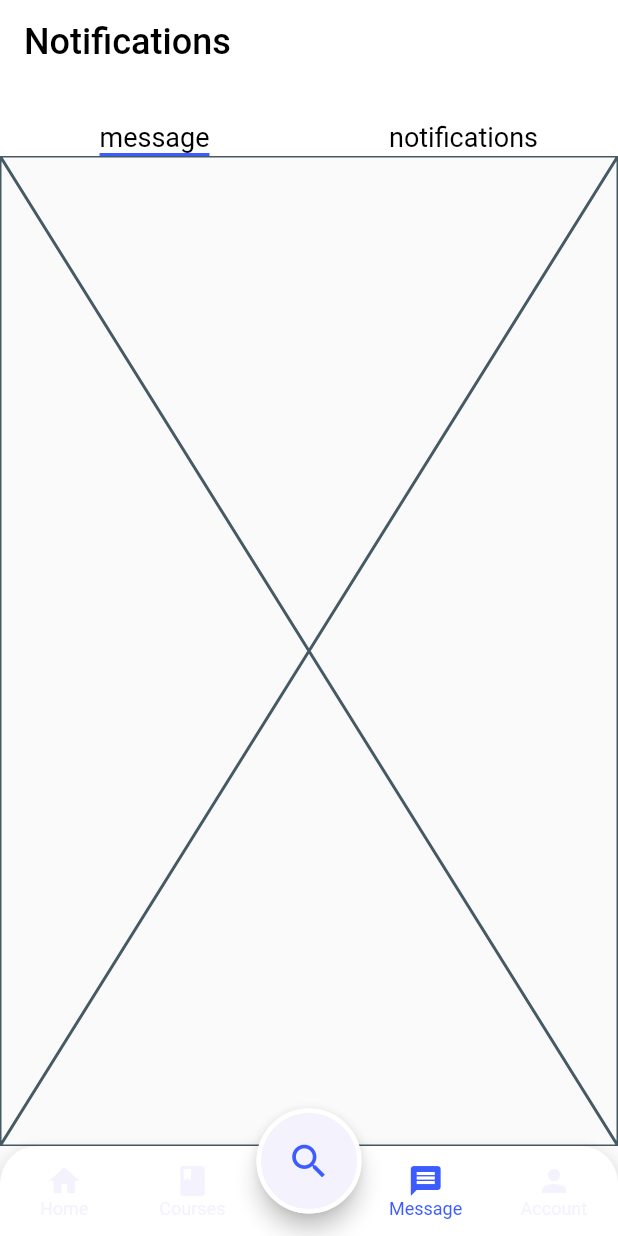
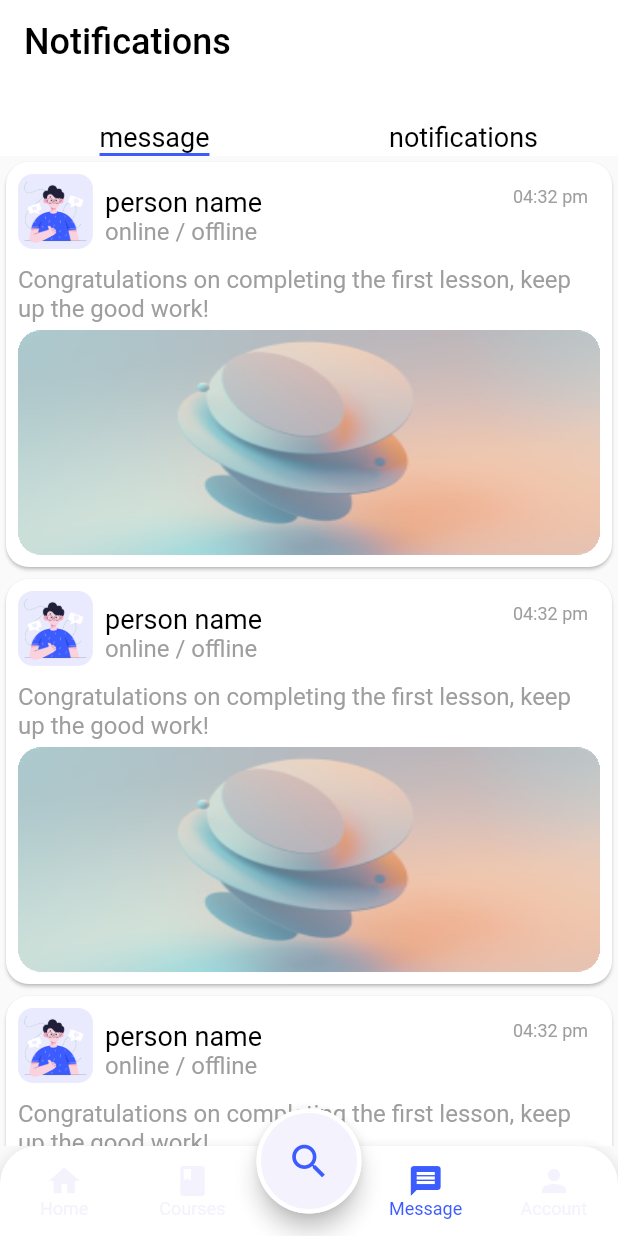
Before and after one commit to Krupal01/online_learning_application, a Flutter app: the screen it shows after launch, item 3 of the bottom bar chosen, on a phone screen of 412 x 824 dp. Run offline on Flutter 3.47's test engine with Material 2 defaults, Android fonts, the light colour scheme and no system bars; our stand-ins replace bloc, carousel_slider, flutter_bloc, hexcolor, validators.

Commit message:
ADD : message list screen

```diff
--- a/lib/main.dart
+++ b/lib/main.dart
@@ -55,7 +55,7 @@ class MyApp extends StatelessWidget {
 
       ),
       onGenerateRoute: (settings) => routes.onGenerateRoutes(settings),
-      initialRoute: ACCOUNT_SCREEN_ROUTE,
+      initialRoute: MESSAGE_SCREEN_ROUTE,
     );
   }
 }
--- a/lib/screens/message_list_screen.dart
+++ b/lib/screens/message_list_screen.dart
@@ -1,10 +1,15 @@
 import 'package:flutter/material.dart';
+import 'package:online_learning_application/widget/message_widget.dart';
 
 class MessageListScreen extends StatelessWidget {
   const MessageListScreen({Key? key}) : super(key: key);
 
   @override
   Widget build(BuildContext context) {
-    return const Placeholder();
+    return ListView.builder(
+      physics: AlwaysScrollableScrollPhysics(),
+      itemCount: 10,
+      itemBuilder: (context, index) => MessageWidget(),
+    );
   }
 }
--- /dev/null
+++ b/lib/widget/message_widget.dart
@@ -0,0 +1,52 @@
+import 'package:flutter/material.dart';
+import 'package:online_learning_application/widget/utils.dart';
+
+class MessageWidget extends StatelessWidget {
+  const MessageWidget({Key? key}) : super(key: key);
+
+  @override
+  Widget build(BuildContext context) {
+    return Card(
+      shape: RoundedRectangleBorder(
+        borderRadius: BorderRadius.all(Radius.circular(15),),
+      ),
+      child: Padding(
+        padding: const EdgeInsets.all(8.0),
+        child: Column(
+          mainAxisAlignment: MainAxisAlignment.start,
+          crossAxisAlignment: CrossAxisAlignment.start,
+          children: [
+            Row(
+              mainAxisAlignment: MainAxisAlignment.start,
+              crossAxisAlignment: CrossAxisAlignment.start ,
+              children: [
+                Image(image: AssetImage("assets/images/Illustration 07.png"),height: 50, width: 50,),
+                Expanded(
+                  flex: 1,
+                  child: Padding(
+                    padding: const EdgeInsets.all(8.0),
+                    child: Column(
+                      crossAxisAlignment: CrossAxisAlignment.start,
+                      children: [
+                        Text("person name", style: blackText18,),
+                        Text("online / offline" , style: greyText16,),
+                      ],
+                    ),
+                  ),
+                ),
+                Padding(
+                  padding: const EdgeInsets.all(8.0),
+                  child: Text("04:32 pm" , style: grey300Text12,),
+                ),
+              ],
+            ),
+            space(vertical: 5),
+            Text("Congratulations on completing the first lesson, keep up the good work!",style: grey300Text16,maxLines: 2,),
+            space(vertical: 5),
+            ClipRRect(borderRadius: BorderRadius.all(Radius.circular(15)),clipBehavior: Clip.hardEdge,child: Image(image: AssetImage("assets/images/message_image.png"),fit: BoxFit.fill,width: double.infinity, height: 150,)),
+          ],
+        ),
+      ),
+    );
+  }
+}
--- a/lib/widget/utils.dart
+++ b/lib/widget/utils.dart
@@ -37,8 +37,20 @@ OutlineInputBorder getErrorBorder(BuildContext context) {
   );
 }
 
+const grey300Text12 = TextStyle(
+  color: Colors.grey,
+  fontWeight: FontWeight.normal,
+  fontSize: 12,
+);
+
 const greyText16 = TextStyle(
   color: Colors.grey,
+  fontSize: 16,
+);
+
+const grey300Text16 = TextStyle(
+  color: Colors.grey,
+  fontWeight: FontWeight.normal,
   fontSize: 16,
 );
 
```
Also changed, not shown: assets/images/message_image.png (added).
